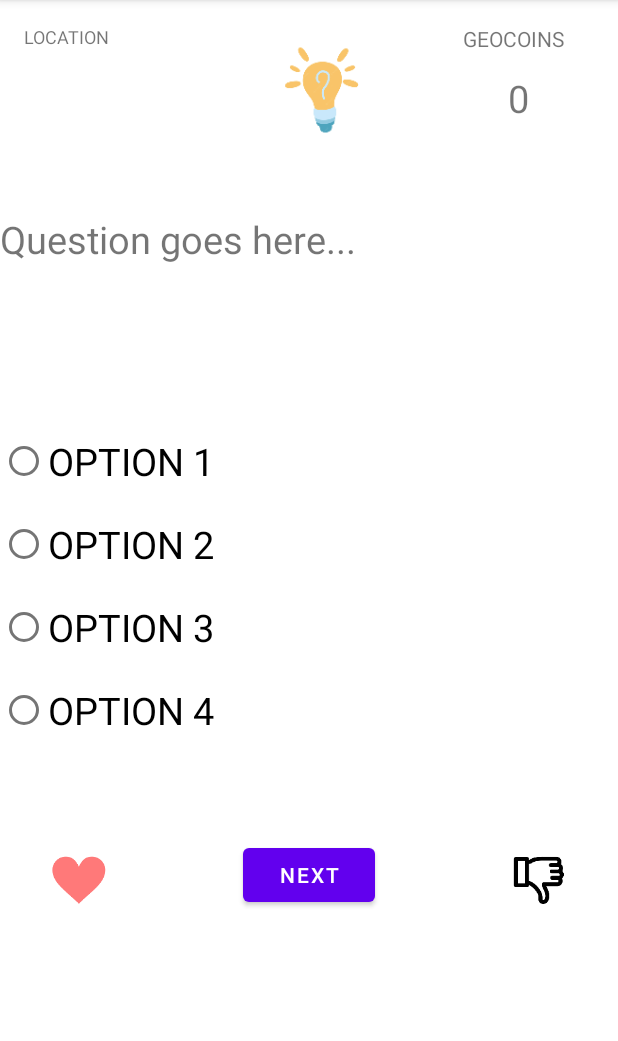
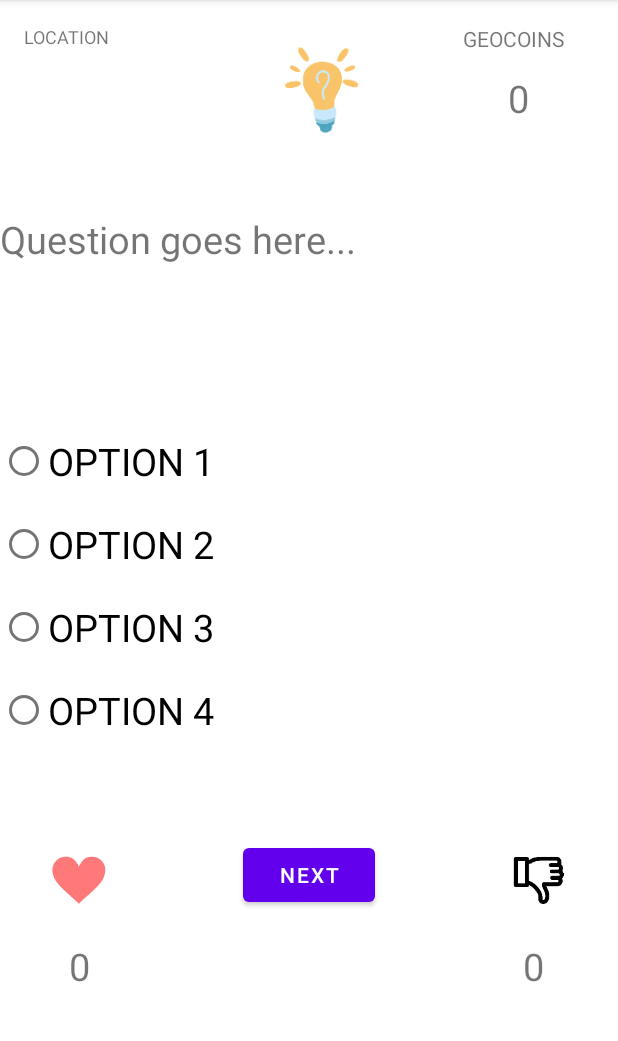
Before and after one commit to avantidorle/CS5520_FinalProject_Team26, an Android app: the TriviaPageActivity screen opened directly, with no data from a screen before it, on a phone screen of 412 x 824 dp, the part 84-1125 px from its top. Run offline under Robolectric (Android 15) with nearby library versions, the phone set to English and light mode, and no system bars.

Commit message:
upvote downvote count layout

```diff
--- a/app/src/main/res/layout/activity_trivia_page.xml
+++ b/app/src/main/res/layout/activity_trivia_page.xml
@@ -161,6 +161,37 @@
                     android:contentDescription="sticker"
                     />
             </RelativeLayout>
+
+            <RelativeLayout
+                android:layout_width="match_parent"
+                android:layout_height="match_parent">
+
+                <TextView
+                    android:id="@+id/upvotesCount"
+                    android:layout_width="85dp"
+                    android:layout_height="38dp"
+                    android:layout_marginTop="2dp"
+                    android:layout_marginEnd="24dp"
+                    android:paddingLeft="20dp"
+                    android:text="0"
+                    android:textSize="25dp"
+                    android:textAlignment="center"
+                    android:layout_alignParentLeft="true"
+                     />
+
+                <TextView
+                    android:id="@+id/downvotesCount"
+                    android:layout_width="85dp"
+                    android:layout_height="38dp"
+                    android:layout_marginTop="2dp"
+                    android:layout_marginEnd="24dp"
+                    android:paddingLeft="20dp"
+                    android:text="0"
+                    android:textSize="25dp"
+                    android:textAlignment="center"
+                    android:layout_alignParentRight="true"
+                    />
+            </RelativeLayout>
         </LinearLayout>
 
     </ScrollView>
```
